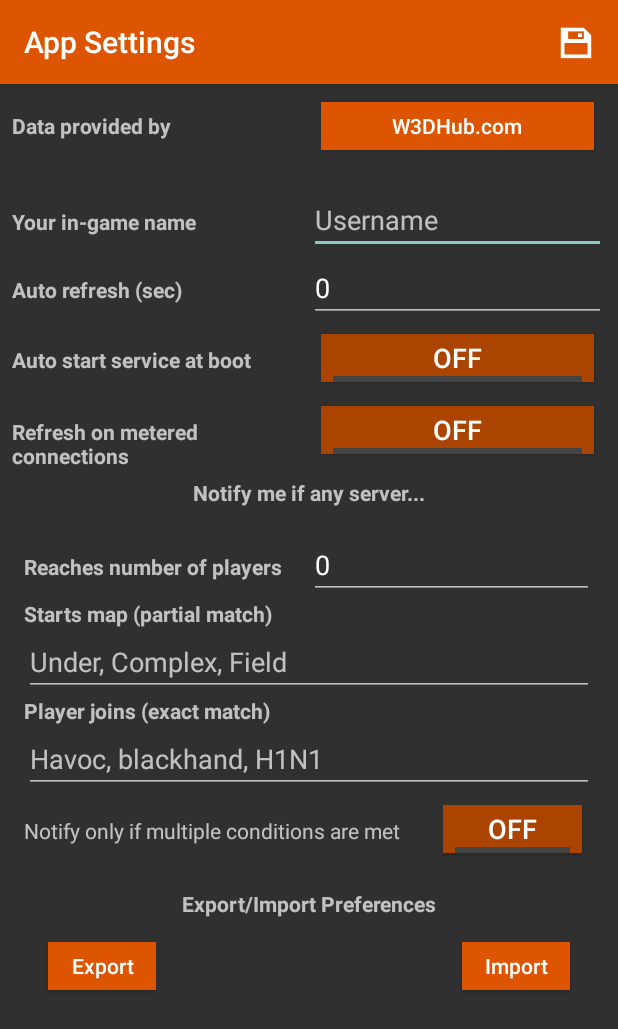
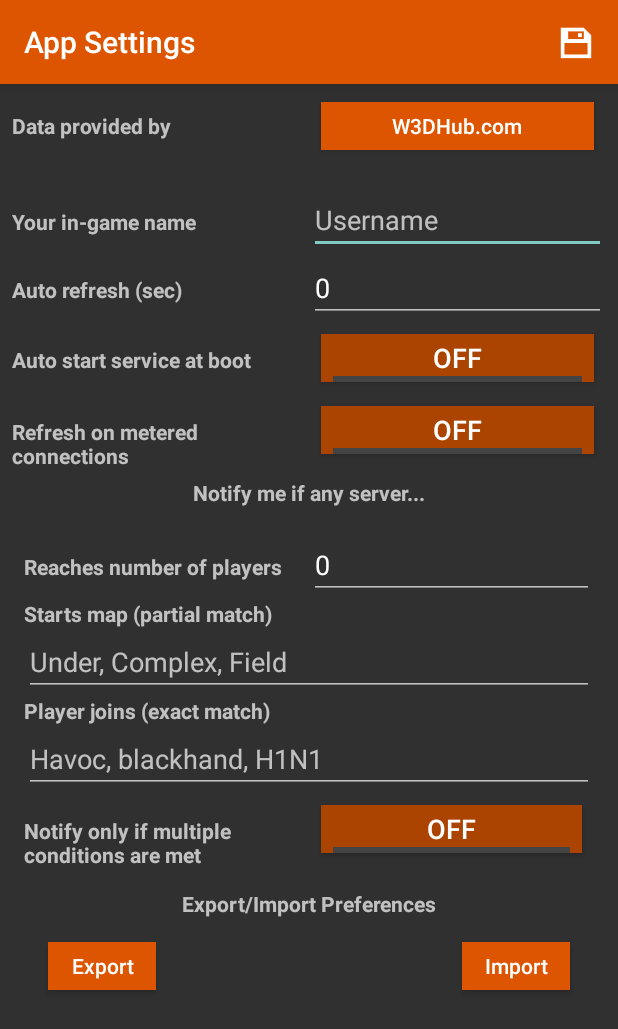
Before and after one commit to cyberarm/AndroidRenegadeServerList, an Android app: the AppSettingsActivity screen opened directly, with no data from a screen before it, on a phone screen of 412 x 824 dp. Shown: the top 1029 px of the screen. Run offline under Robolectric (Android 15) with nearby library versions, the phone set to English and light mode, and no system bars; libraries missing offline, so code that uses them is left out: java8.util, java8.util.stream; 2 statements that could not run were skipped.

Commit message:
Improved consistancy of styling for notify on multiple conditions toggle

```diff
--- a/app/src/main/res/layout/notification_settings_partial.xml
+++ b/app/src/main/res/layout/notification_settings_partial.xml
@@ -86,14 +86,15 @@
 
         <TextView
             android:id="@+id/textView10"
-            android:layout_width="wrap_content"
+            android:layout_width="match_parent"
             android:layout_height="wrap_content"
             android:layout_weight="1"
-            android:text="Notify only if multiple conditions are met" />
+            android:text="Notify only if multiple conditions are met"
+            android:textStyle="bold" />
 
         <ToggleButton
             android:id="@+id/server_require_multiple_conditions"
-            android:layout_width="wrap_content"
+            android:layout_width="match_parent"
             android:layout_height="wrap_content"
             android:layout_weight="1"
             android:text="ToggleButton" />
```
